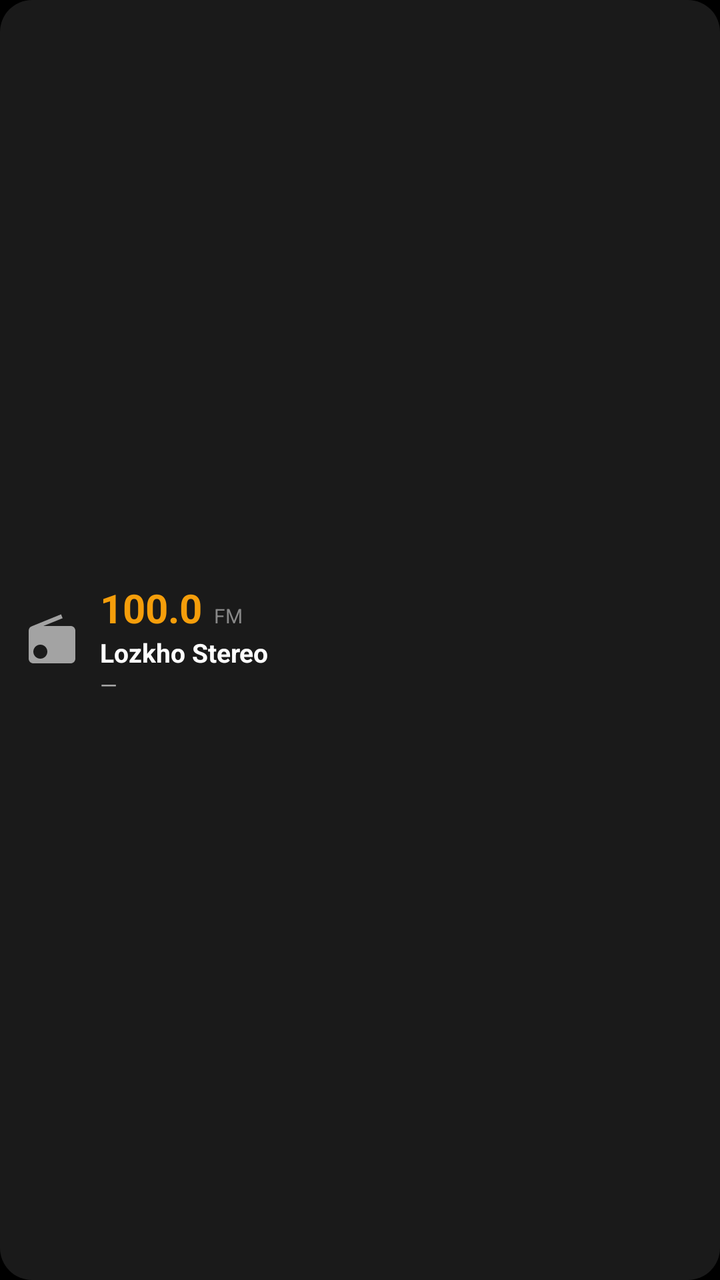
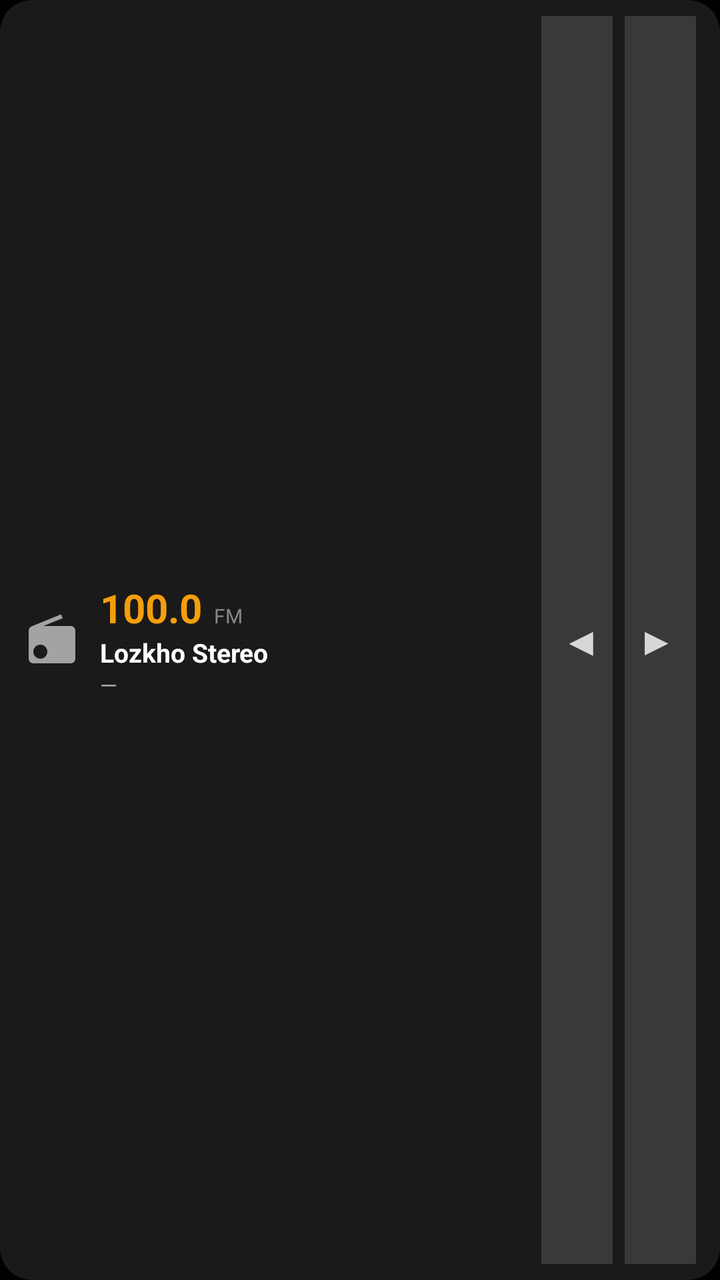

Two renders of the same Android screen: before a commit and after it. Below are the layout's source before the change and the commit's diff.
<!-- AndroidManifest.xml: application theme android:Theme.Black.NoTitleBar -->
<!-- res/layout/widget_station.xml -->
<?xml version="1.0" encoding="utf-8"?>
<LinearLayout xmlns:android="http://schemas.android.com/apk/res/android"
    android:id="@+id/widget_root"
    android:layout_width="match_parent"
    android:layout_height="match_parent"
    android:orientation="horizontal"
    android:background="@drawable/widget_background"
    android:gravity="center_vertical">

    
    <ImageView
        android:layout_width="28dp"
        android:layout_height="28dp"
        android:src="@drawable/ic_notification"
        android:layout_marginEnd="10dp"
        android:alpha="0.6"
        android:contentDescription="Lozkho Stereo" />

    
    <LinearLayout
        android:layout_width="0dp"
        android:layout_height="wrap_content"
        android:layout_weight="1"
        android:orientation="vertical">

        
        <LinearLayout
            android:layout_width="wrap_content"
            android:layout_height="wrap_content"
            android:orientation="horizontal"
            android:gravity="center_vertical|bottom">

            <TextView
                android:id="@+id/widget_frequency"
                android:layout_width="wrap_content"
                android:layout_height="wrap_content"
                android:textSize="20sp"
                android:textStyle="bold"
                android:textColor="#F59E0B"
                android:text="100.0" />

            <TextView
                android:id="@+id/widget_band"
                android:layout_width="wrap_content"
                android:layout_height="wrap_content"
                android:textSize="10sp"
                android:textColor="#888888"
                android:layout_marginStart="6dp"
                android:text="FM" />
        </LinearLayout>

        
        <TextView
            android:id="@+id/widget_station_name"
            android:layout_width="match_parent"
            android:layout_height="wrap_content"
            android:textSize="13sp"
            android:textColor="#FFFFFF"
            android:textStyle="bold"
            android:singleLine="true"
            android:ellipsize="end"
            android:text="Lozkho Stereo" />

        
        <TextView
            android:id="@+id/widget_track_title"
            android:layout_width="match_parent"
            android:layout_height="wrap_content"
            android:textSize="11sp"
            android:textColor="#AAAAAA"
            android:singleLine="true"
            android:ellipsize="end"
            android:text="—" />
    </LinearLayout>
</LinearLayout>
<!-- resources referenced by this layout -->
<resources>
  <!-- drawable ic_notification (drawable) -->
  <?xml version="1.0" encoding="utf-8"?>
  <vector xmlns:android="http://schemas.android.com/apk/res/android"
      android:width="24dp"
      android:height="24dp"
      android:viewportWidth="24"
      android:viewportHeight="24">
      
      <path
          android:fillColor="#FFFFFF"
          android:pathData="M3.24,6.15C2.51,6.43 2,7.17 2,8v12c0,1.1 0.89,2 2,2h16c1.11,0 2,-0.9 2,-2V8c0,-1.11 -0.89,-2 -2,-2H8.3l8.26,-3.34L15.88,1 3.24,6.15zM7,20c-1.66,0 -3,-1.34 -3,-3s1.34,-3 3,-3 3,1.34 3,3 -1.34,3 -3,3zM20,12h-2v-2h-2v2h-2v2h2v2h2v-2h2v-2z" />
  </vector>
  <!-- drawable widget_background (drawable) -->
  <?xml version="1.0" encoding="utf-8"?>
  <shape xmlns:android="http://schemas.android.com/apk/res/android"
      android:shape="rectangle">
      <solid android:color="#1A1A1A" />
      <corners android:radius="16dp" />
      <padding
          android:left="12dp"
          android:top="8dp"
          android:right="12dp"
          android:bottom="8dp" />
  </shape>
</resources>

<!-- the commit's change to res/layout/widget_station.xml (unified diff, before → after) -->
@@ -72,4 +72,38 @@
             android:ellipsize="end"
             android:text="—" />
     </LinearLayout>
+
+    
+    <LinearLayout
+        android:layout_width="wrap_content"
+        android:layout_height="match_parent"
+        android:orientation="horizontal"
+        android:layout_marginStart="6dp"
+        android:gravity="center_vertical">
+
+        <TextView
+            android:id="@+id/widget_prev"
+            android:layout_width="wrap_content"
+            android:layout_height="match_parent"
+            android:textSize="20sp"
+            android:gravity="center"
+            android:paddingStart="10dp"
+            android:paddingEnd="6dp"
+            android:textColor="#CCFFFFFF"
+            android:background="#22FFFFFF"
+            android:text="◀" />
+
+        <TextView
+            android:id="@+id/widget_next"
+            android:layout_width="wrap_content"
+            android:layout_height="match_parent"
+            android:layout_marginStart="6dp"
+            android:textSize="20sp"
+            android:gravity="center"
+            android:paddingStart="6dp"
+            android:paddingEnd="10dp"
+            android:textColor="#CCFFFFFF"
+            android:background="#22FFFFFF"
+            android:text="▶" />
+    </LinearLayout>
 </LinearLayout>
